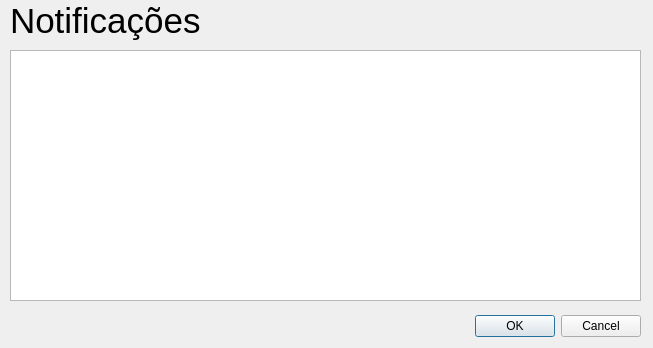
Qt form clientes/telanotificacoes.ui (ViniiGabriel/hotelQT) before a commit.
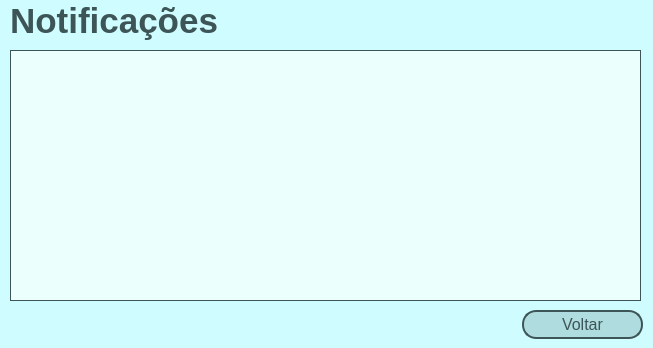
The same form after that commit.

Patch:
```diff
--- a/clientes/telanotificacoes.ui
+++ b/clientes/telanotificacoes.ui
@@ -13,22 +13,39 @@
   <property name="windowTitle">
    <string>Notificações</string>
   </property>
-  <widget class="QDialogButtonBox" name="buttonBox">
-   <property name="geometry">
-    <rect>
-     <x>300</x>
-     <y>310</y>
-     <width>341</width>
-     <height>32</height>
-    </rect>
-   </property>
-   <property name="orientation">
-    <enum>Qt::Horizontal</enum>
-   </property>
-   <property name="standardButtons">
-    <set>QDialogButtonBox::Cancel|QDialogButtonBox::Ok</set>
-   </property>
-  </widget>
+  <property name="styleSheet">
+   <string notr="true">QDialog{
+	background-color: #cffdff;
+}
+
+QPushButton{
+	background-color: #afdcde;
+	border-radius: 14px;
+	border: 2px solid #3d5557;
+	color: #3d5557;
+	font-size: 16px;
+}
+
+QPushButton::hover{
+	background-color: #b9faf4;
+}
+
+
+QLabel{
+	color: #3d5557;
+	font-weight:bold;
+}
+
+QTableWidget {
+	background-color: #ebfffd;
+	border: 1px solid #3d5557;
+}
+
+QHeaderView::section{
+	background-color: #9db3b1;
+	font-weight: bold;
+}</string>
+  </property>
   <widget class="QTableWidget" name="tb_notificacoes">
    <property name="geometry">
     <rect>
@@ -51,12 +68,26 @@
    <property name="font">
     <font>
      <pointsize>26</pointsize>
+     <bold>true</bold>
     </font>
    </property>
    <property name="text">
     <string>Notificações</string>
    </property>
   </widget>
+  <widget class="QPushButton" name="btn_voltar">
+   <property name="geometry">
+    <rect>
+     <x>522</x>
+     <y>310</y>
+     <width>121</width>
+     <height>29</height>
+    </rect>
+   </property>
+   <property name="text">
+    <string>Voltar</string>
+   </property>
+  </widget>
  </widget>
  <resources/>
  <connections>
```
Left out of the diff: 35 changed lines with no effect on the pictures.
